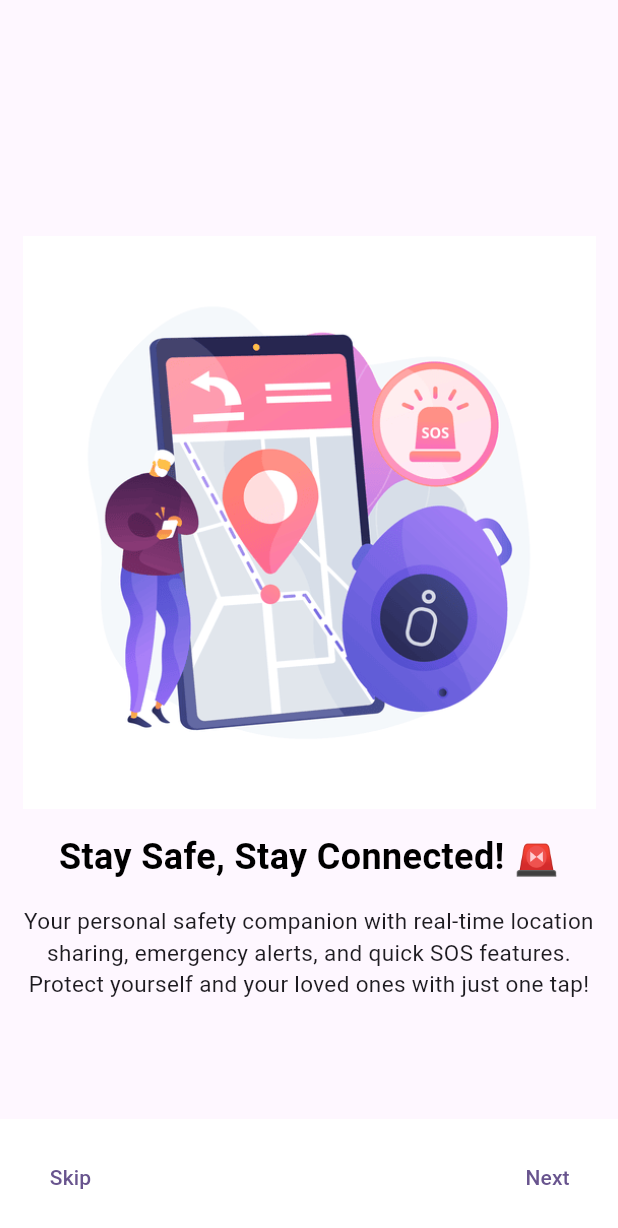
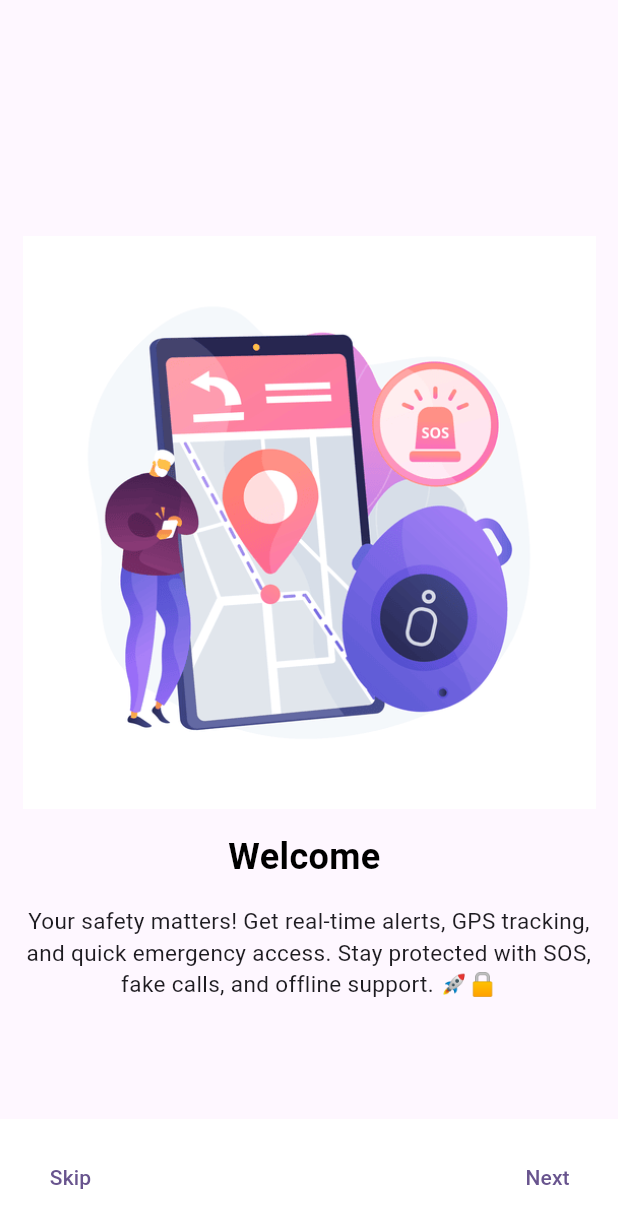
Before and after one commit to HinguralaWijesingha/Final_Project, a Flutter app: the screen it shows after launch, on a phone screen of 412 x 824 dp. Shown: the top 1228 px of the screen. Run offline on Flutter 3.47's test engine with Material 3 defaults, Android fonts, the phone set to English and light mode, and no system bars; our stand-ins replace firebase_auth, firebase_core, shared_preferences, smooth_page_indicator; accounts and stored records are empty.

Commit message:
add title and description

```diff
--- a/lib/onboarding/onboardingside.dart
+++ b/lib/onboarding/onboardingside.dart
@@ -3,14 +3,14 @@ import 'package:safe_pulse/onboarding/onboardinginfo.dart';
 class OnboardingSide {
    List<OnboardingInfo> items = [
       OnboardingInfo(
-         title: "Stay Safe, Stay Connected! 🚨",
-         description: "Your personal safety companion with real-time location sharing, emergency alerts, and quick SOS features. Protect yourself and your loved ones with just one tap!",
+         title: "Welcome ",
+         description: "Your safety matters! Get real-time alerts, GPS tracking, and quick emergency access. Stay protected with SOS, fake calls, and offline support. 🚀🔒",
          image: "assets/p2.png"
       ),
 
         OnboardingInfo(
-         title: "",
-         description: "",
+         title: "Stay Safe, Stay Connected! 🚨",
+         description: "Trigger an SOS with a tap, shake, or power press. Share your location instantly for quick help! 🚨📍",
          image: "assets/p3.png"
       ),
 
```
